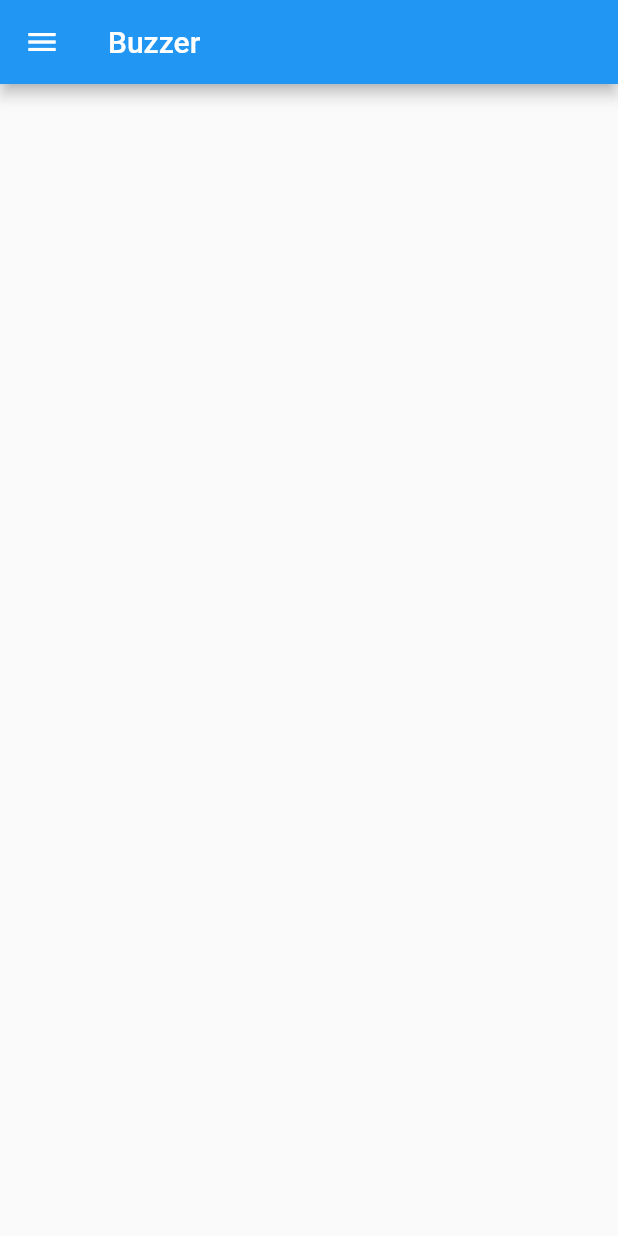
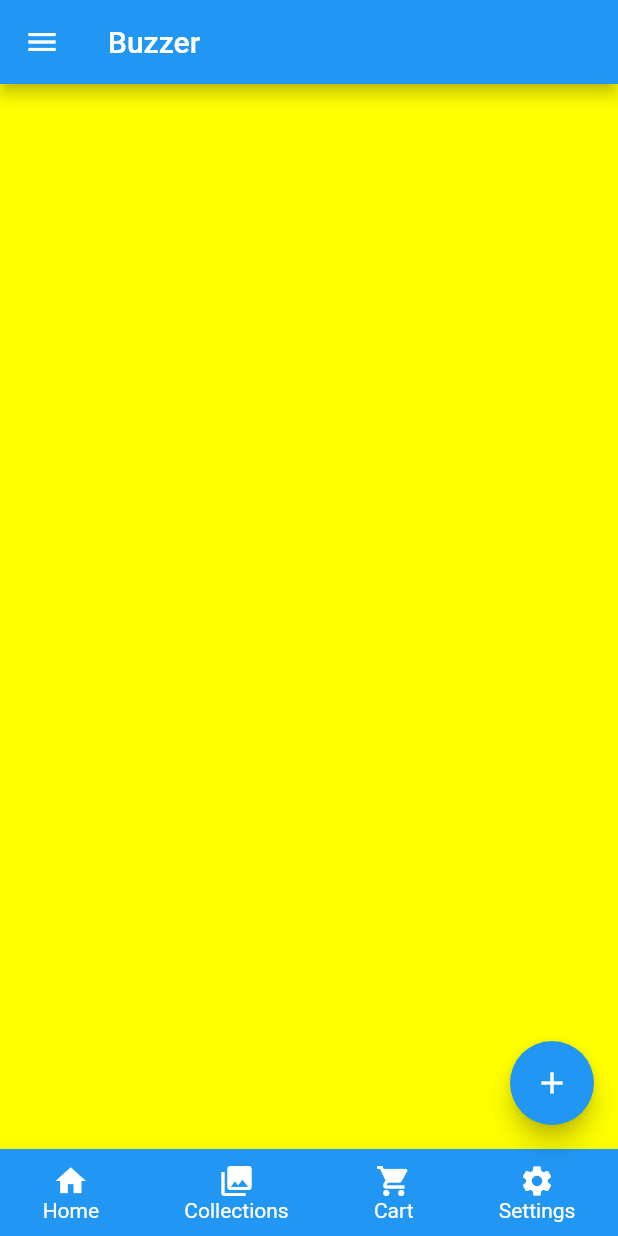
Before and after one commit to xDAREY/Buzzer, a Flutter app: the screen it shows after launch, on a phone screen of 412 x 824 dp. Run offline on Flutter 3.47's test engine with Material 2 defaults, Android fonts, the light colour scheme and no system bars.

Commit message:
bottomAppBar

```diff
--- a/lib/main.dart
+++ b/lib/main.dart
@@ -12,6 +12,7 @@ class MyApp extends StatelessWidget {
   @override
   Widget build(BuildContext context) {
     return Scaffold(
+      backgroundColor: Colors.yellowAccent,
       appBar: AppBar(title: Text('Buzzer')),
       drawer: Drawer(
         child: ListView(
@@ -33,11 +34,89 @@ class MyApp extends StatelessWidget {
             ListTile(leading: Icon(Icons.label), title: Text('Red'), onTap: (){},),
             ListTile(leading: Icon(Icons.label), title: Text('Green'), onTap: (){},),
             ListTile(leading: Icon(Icons.label), title: Text('Blue'), onTap: (){},),
-
           ],
         ) ,
         elevation: 140.0,
       ),
+
+      floatingActionButton: FloatingActionButton(
+        onPressed: () {},
+        child: Icon(Icons.add),
+      ),
+
+      bottomNavigationBar: BottomAppBar(
+        color: Colors.blue,
+        child: Row(
+          mainAxisAlignment: MainAxisAlignment.spaceAround,
+          mainAxisSize: MainAxisSize.max,
+          children: [
+            Padding(
+              padding: EdgeInsets.all(9.0),
+              child: Column(
+                mainAxisSize: MainAxisSize.min,
+                children: [
+                  Icon(
+                    Icons.home,
+                      color: Colors.white
+                  ), Text(
+                    'Home',
+                    style: TextStyle(
+                        color: Colors.white)
+                  )
+                ],
+              ),
+            ),
+            Padding(
+              padding: EdgeInsets.all(9.0),
+              child: Column(
+                mainAxisSize: MainAxisSize.min,
+                children: [
+                  Icon(
+                    Icons.collections,
+                      color: Colors.white
+                  ), Text(
+                    'Collections',
+                    style: TextStyle(
+                        color: Colors.white)
+                  )
+                ],
+              ),
+            ),
+            Padding(
+              padding: EdgeInsets.all(9.0),
+              child: Column(
+                mainAxisSize: MainAxisSize.min,
+                children: [
+                  Icon(
+                    Icons.shopping_cart,
+                      color: Colors.white
+                  ), Text(
+                    'Cart',
+                    style: TextStyle(
+                        color: Colors.white),
+                  )
+                ],
+              ),
+            ),
+            Padding(
+              padding: EdgeInsets.all(9.0),
+              child: Column(
+                mainAxisSize: MainAxisSize.min,
+                children: [
+                  Icon(
+                    Icons.settings,
+                      color: Colors.white
+                  ), Text(
+                    'Settings',
+                    style: TextStyle(
+                        color: Colors.white)
+                  )
+                ],
+              ),
+            ),
+          ],
+        ),
+      ),
     );
   }
 }
```
